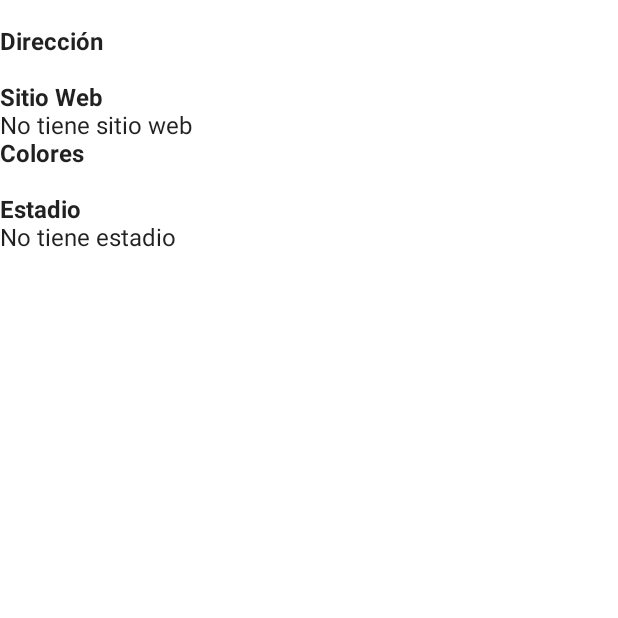
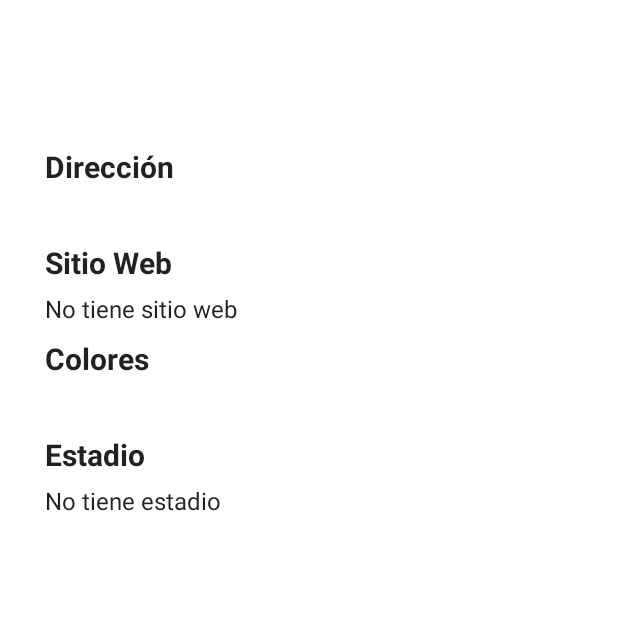
Before and after one commit to ItsJavito/PM-UlimaPolla, an Android app built with Jetpack Compose: the composable DetalleScreen called with empty values, on a phone screen of 412 x 824 dp, the top half of it. Run offline under Robolectric (Android 15) with nearby library versions, the phone set to English and light mode, and no system bars; network calls fail; pictures from the network do not load; 1 statement that could not run was skipped.

```diff
--- a/app/src/main/java/com/ulima/ulimaPolla/presentation/main/components/detalle/DetalleComponent.kt
+++ b/app/src/main/java/com/ulima/ulimaPolla/presentation/main/components/detalle/DetalleComponent.kt
@@ -1,38 +1,81 @@
 package com.ulima.ulimaPolla.presentation.main.components
 
-import androidx.compose.foundation.layout.Column
-import androidx.compose.foundation.layout.fillMaxSize
-import androidx.compose.foundation.layout.size
+import androidx.compose.foundation.layout.*
 import androidx.compose.material.Text
 import androidx.compose.runtime.Composable
 import androidx.compose.runtime.MutableState
+import androidx.compose.ui.Alignment
 import androidx.compose.ui.Modifier
-import androidx.compose.ui.platform.LocalContext
 import androidx.compose.ui.text.font.FontWeight
+import androidx.compose.ui.text.style.TextAlign
 import androidx.compose.ui.unit.dp
-import coil.compose.AsyncImage
-import coil.decode.SvgDecoder
-import coil.request.ImageRequest
+import androidx.compose.ui.unit.sp
 import com.ulima.ulimaPolla.model.entity.Team
+
 
 @Composable
 fun DetalleComponent(stateTeam : MutableState<Team>){
     val team = stateTeam.value;
+    val bottom1 = 10.dp;
+    val bottom2 = 12.dp;
+    val start = 30.dp;
+    val tamFont = 20.sp;
     Column(
         modifier = Modifier.fillMaxSize()
     ) {
-        Text(text = team.name)
+
+        Box(
+            contentAlignment = Alignment.Center,
+            modifier = Modifier
+                .fillMaxWidth()
+                .height(80.dp)
+                .padding(top=20.dp)
+        ){
+            Text(
+                text = team.name,
+                textAlign = TextAlign.Center,
+                fontSize = 30.sp
+            )
+        }
+
         if(team.crest.isNotEmpty()){
-            TeamImage(url = team.crest, width = 500.dp , height = 500.dp)
+            TeamImage(url = team.crest, width = 500.dp , height = 300.dp)
         }
-        Text(text = "Dirección" , fontWeight = FontWeight.Bold)
-        Text(text = team.address)
-        Text(text = "Sitio Web" , fontWeight = FontWeight.Bold)
-        Text(text = evaluarVariable(team.website , "No tiene sitio web"))
-        Text(text = "Colores" , fontWeight = FontWeight.Bold)
-        Text(text = team.clubColors)
-        Text(text = "Estadio" , fontWeight = FontWeight.Bold)
-        Text(text = evaluarVariable(team.venue , "No tiene estadio"))
+        Row(modifier = Modifier.padding(bottom = 20.dp)) {}
+
+            //Direccion
+        Text(text = "Dirección" ,
+            fontWeight = FontWeight.Bold,
+            modifier = Modifier.padding(start = start, bottom = bottom1),
+            fontSize = tamFont)
+        Text(text = team.address,
+            modifier = Modifier.padding(start = start ,bottom = bottom2))
+
+            //Sitio web
+        Text(text = "Sitio Web" ,
+            fontWeight = FontWeight.Bold,
+            modifier = Modifier.padding(start = start, bottom = bottom1),
+            fontSize = tamFont)
+        Text(text = evaluarVariable(team.website , "No tiene sitio web"),
+            modifier = Modifier.padding(start = start ,bottom = bottom2))
+
+            //Colores
+        Text(text = "Colores",
+            fontWeight = FontWeight.Bold,
+            modifier = Modifier.padding(start = start, bottom = bottom1),
+            fontSize = tamFont)
+
+        Text(text = team.clubColors,
+            modifier = Modifier.padding(start = start,bottom = bottom2))
+
+            //Estadio
+        Text(text = "Estadio" ,
+            fontWeight = FontWeight.Bold,
+            modifier = Modifier.padding(start = start, bottom = bottom1),
+            fontSize = tamFont)
+        Text(text = evaluarVariable(team.venue , "No tiene estadio"),
+            modifier = Modifier.padding(start = start,bottom = bottom2))
+
     }
 }
 
--- a/app/src/main/java/com/ulima/ulimaPolla/presentation/main/components/equipos/ListaTeams.kt
+++ b/app/src/main/java/com/ulima/ulimaPolla/presentation/main/components/equipos/ListaTeams.kt
@@ -12,7 +12,7 @@ import com.ulima.ulimaPolla.model.entity.Team
 fun ListaTeams(
     teams : List<Team>
 ){
-    LazyColumn(modifier = Modifier.padding(bottom = 70.dp)){
+    LazyColumn(modifier = Modifier.padding(bottom = 100.dp)){
         items(teams){
             team -> TeamComponent(team = team)
         }
--- a/app/src/main/java/com/ulima/ulimaPolla/presentation/main/components/scaffold/BottomScaffold.kt
+++ b/app/src/main/java/com/ulima/ulimaPolla/presentation/main/components/scaffold/BottomScaffold.kt
@@ -25,12 +25,11 @@ fun BottomScaffold(
     }
     Row(
         modifier = Modifier.fillMaxWidth()
-            .height(70.dp)
-            .background(color = Color.Black),
+            .height(100.dp)
+            .background(Color.LightGray),
     ) {
         //Box 1
         Box(
-
             contentAlignment = Alignment.Center,
             modifier = Modifier.weight(1f)
                 .fillMaxHeight()
@@ -38,7 +37,7 @@ fun BottomScaffold(
                 .clickable {
                     navController.navigate("ListaEquipos");
                 }
-                .border(1.dp, Color.Cyan)
+                .border(1.dp, Color.DarkGray)
         ){
             Text(
                 text = "Equipos",
@@ -55,7 +54,7 @@ fun BottomScaffold(
                 .clickable {
                     navController.navigate("PollaScreen")
                 }
-                .border(1.dp, Color.Cyan)
+                .border(1.dp, Color.DarkGray)
         ){
             Text(
                 text = "Polla",
```
